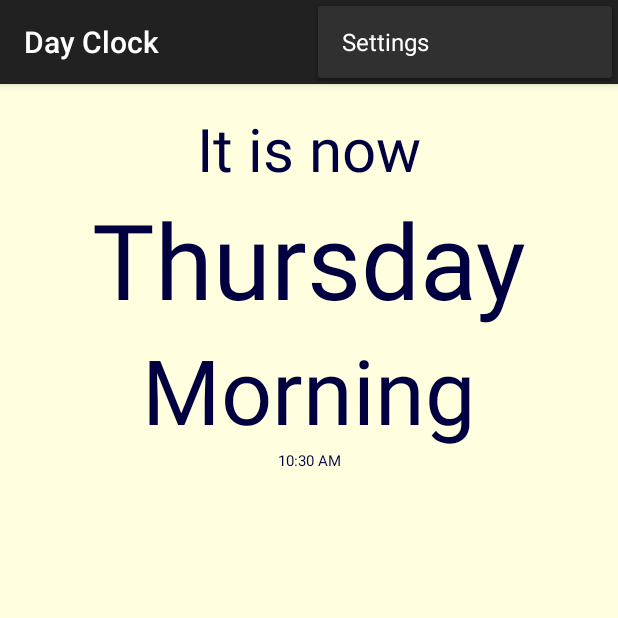
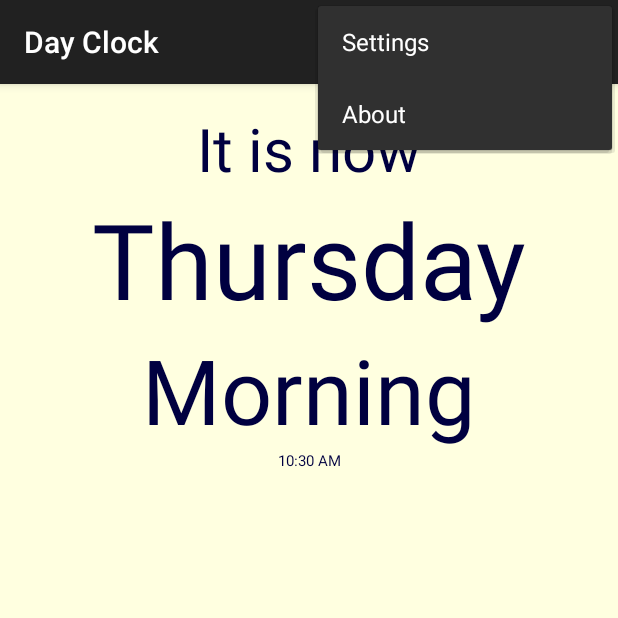
Before and after one commit to peterthevicar/dementiadayclock, an Android app: the screen it shows after launch (MainActivity), with the options menu open, on a phone screen of 412 x 824 dp, the top half of it. Run offline under Robolectric (Android 15) with nearby library versions, the phone set to English and light mode, and no system bars.

Commit message:
Stub for 'About' function

```diff
--- a/app/src/main/java/net/salisburys/dayclock/MainActivity.java
+++ b/app/src/main/java/net/salisburys/dayclock/MainActivity.java
@@ -279,7 +279,10 @@
                 inSettings=true;
             }
 			return true;
-		case android.R.id.home:
+            case R.id.action_about:
+                //TODO
+            return true;
+            case android.R.id.home:
 			// Implement UP
 			popSettings();
 		default:
--- a/app/src/main/res/menu/main.xml
+++ b/app/src/main/res/menu/main.xml
@@ -9,5 +9,10 @@
         android:orderInCategory="100"
         android:title="@string/action_preferences"
         app:showAsAction="never"/>
+    <item
+        android:id="@+id/action_about"
+        android:orderInCategory="100"
+        android:title="@string/action_about"
+        app:showAsAction="never"/>
 
 </menu>
--- a/app/src/main/res/values/strings.xml
+++ b/app/src/main/res/values/strings.xml
@@ -3,6 +3,7 @@
 
     <string name="app_name">Day Clock</string>
     <string name="action_preferences">Settings</string>
+    <string name="action_about">About</string>
 
     <string name="label_OK">OK</string>
     <string name="label_cancel">Cancel</string>
```
